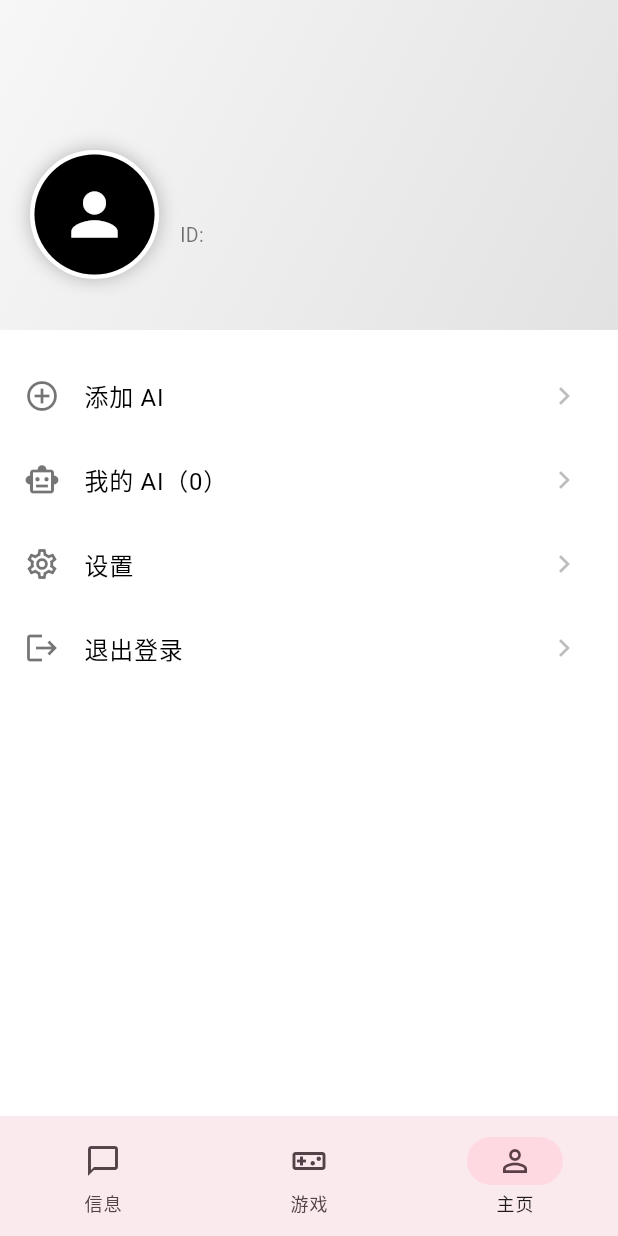
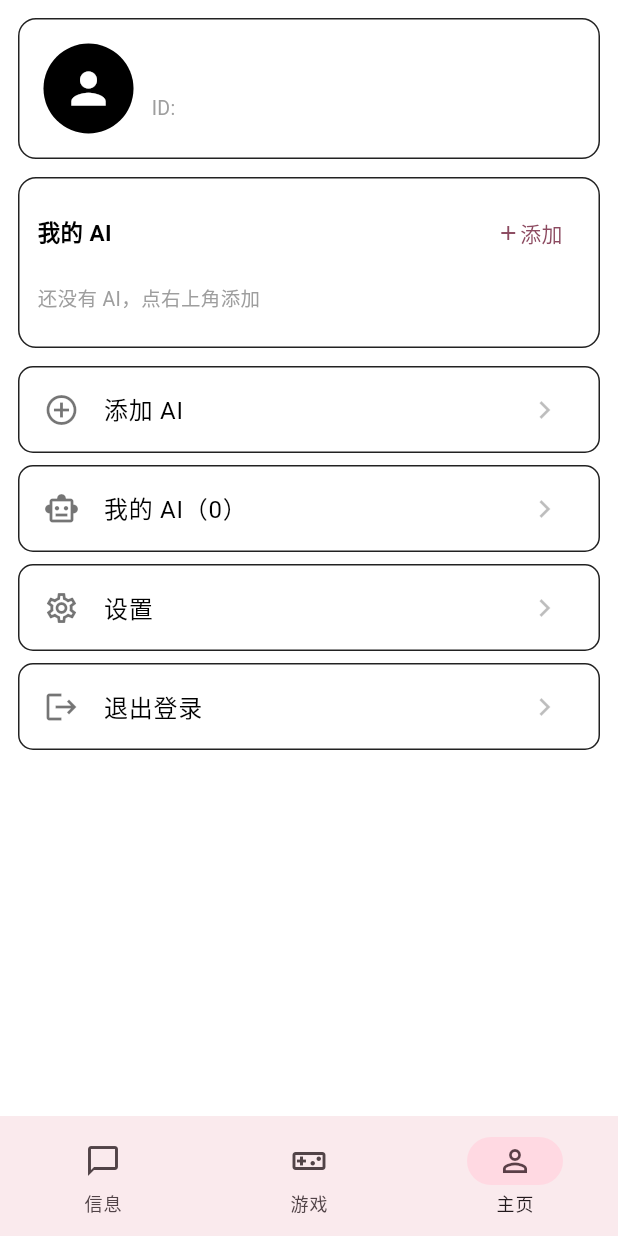
Before and after one commit to DAXIA-610/ai-platform-lite, a Flutter app: the HomePage screen opened directly, item 3 of the bottom bar chosen, on a phone screen of 412 x 824 dp. Run offline on Flutter 3.47's test engine with Material 3 defaults, Android fonts, the phone set to English and light mode, and no system bars; our stand-ins replace shared_preferences; accounts and stored records are empty.

Commit message:
主页白底黑边卡片化+列出AI,游戏厅卡片白底黑边

```diff
--- a/app/lib/game_hall_page.dart
+++ b/app/lib/game_hall_page.dart
@@ -197,8 +197,12 @@ class _GameHallTabState extends State<GameHallTab> {
 
   Widget _roomCard() {
     final st = _room!;
-    return Card(
-      margin: EdgeInsets.zero,
+    return Container(
+      decoration: BoxDecoration(
+        color: Colors.white,
+        border: Border.all(color: Colors.black87, width: 1),
+        borderRadius: BorderRadius.circular(12),
+      ),
       child: InkWell(
         onTap: _enterRoom,
         onLongPress: _onRoomLongPress,
@@ -225,8 +229,9 @@ class _GameHallTabState extends State<GameHallTab> {
   }
 
   Widget _gameCard(Map<String, dynamic> g) {
-    return Card(
+    return Container(
       margin: const EdgeInsets.only(bottom: 12),
+      decoration: BoxDecoration(color: Colors.white, border: Border.all(color: Colors.black87, width: 1), borderRadius: BorderRadius.circular(12)),
       child: ListTile(
         leading: CircleAvatar(backgroundColor: Colors.black, child: Icon(g['icon'], color: Colors.white)),
         title: Text(g['name'], style: const TextStyle(fontWeight: FontWeight.bold)),
--- a/app/lib/home_page.dart
+++ b/app/lib/home_page.dart
@@ -129,60 +129,46 @@ class _ProfileTab extends StatelessWidget {
   @override
   Widget build(BuildContext context) {
     return ListView(
-      padding: EdgeInsets.zero,
+      padding: const EdgeInsets.all(12),
       children: [
-        SizedBox(
-          height: 220,
-          child: Stack(
-            children: [
-              Positioned.fill(
-                child: Container(
-                  decoration: const BoxDecoration(
-                    gradient: LinearGradient(
-                      colors: [Color(0xFFF7F7F7), Color(0xFFE2E2E2)],
-                      begin: Alignment.topLeft,
-                      end: Alignment.bottomRight,
-                    ),
-                  ),
-                ),
-              ),
-              Positioned(
-                bottom: 34,
-                left: 20,
-                child: Row(
-                  crossAxisAlignment: CrossAxisAlignment.end,
-                  children: [
-                    Container(
-                      decoration: BoxDecoration(
-                        shape: BoxShape.circle,
-                        border: Border.all(color: Colors.white, width: 3),
-                        boxShadow: const [BoxShadow(color: Colors.black26, blurRadius: 10)],
-                      ),
-                      child: const CircleAvatar(
-                        radius: 40,
-                        backgroundColor: Colors.black,
-                        child: Icon(Icons.person, color: Colors.white, size: 46),
-                      ),
-                    ),
-                    const SizedBox(width: 14),
-                    Padding(
-                      padding: const EdgeInsets.only(bottom: 20),
-                      child: Column(
-                        crossAxisAlignment: CrossAxisAlignment.start,
-                        mainAxisSize: MainAxisSize.min,
-                        children: [
-                          Text(userName, style: const TextStyle(fontSize: 20, fontWeight: FontWeight.bold, color: Colors.black)),
-                          Text('ID: $userId', style: const TextStyle(color: Colors.black54, fontSize: 13)),
-                        ],
-                      ),
-                    ),
-                  ],
-                ),
-              ),
-            ],
-          ),
-        ),
-        const SizedBox(height: 16),
+        _card(context, Padding(
+          padding: const EdgeInsets.all(16),
+          child: Row(children: [
+            const CircleAvatar(radius: 30, backgroundColor: Colors.black, child: Icon(Icons.person, color: Colors.white, size: 34)),
+            const SizedBox(width: 12),
+            Expanded(child: Column(crossAxisAlignment: CrossAxisAlignment.start, children: [
+              Text(userName, style: const TextStyle(fontSize: 18, fontWeight: FontWeight.bold, color: Colors.black)),
+              Text('ID: $userId', style: const TextStyle(color: Colors.grey, fontSize: 13)),
+            ])),
+          ]),
+        )),
+        const SizedBox(height: 12),
+        _card(context, Padding(
+          padding: const EdgeInsets.all(12),
+          child: Column(crossAxisAlignment: CrossAxisAlignment.start, children: [
+            Row(children: [
+              const Text('我的 AI', style: TextStyle(fontWeight: FontWeight.bold, fontSize: 15, color: Colors.black)),
+              const Spacer(),
+              TextButton(onPressed: onAddAI, child: const Row(mainAxisSize: MainAxisSize.min, children: [Icon(Icons.add, size: 16), Text('添加')])),
+            ]),
+            if (ais.isEmpty)
+              const Padding(padding: EdgeInsets.symmetric(vertical: 10), child: Text('还没有 AI，点右上角添加', style: TextStyle(color: Colors.grey, fontSize: 13)))
+            else
+              SizedBox(height: 74, child: ListView.builder(
+                scrollDirection: Axis.horizontal,
+                itemCount: ais.length,
+                itemBuilder: (_, i) {
+                  final a = ais[i];
+                  return Padding(padding: const EdgeInsets.only(right: 14), child: Column(children: [
+                    CircleAvatar(radius: 22, backgroundColor: Colors.black, child: const Icon(Icons.smart_toy, color: Colors.white)),
+                    const SizedBox(height: 4),
+                    Text(a['name'] ?? '', style: const TextStyle(fontSize: 12)),
+                  ]));
+                },
+              )),
+          ]),
+        )),
+        const SizedBox(height: 12),
         _option(context, Icons.add_circle_outline, '添加 AI', onAddAI),
         _option(context, Icons.smart_toy_outlined, '我的 AI（${ais.length}）', () => _showAis(context)),
         _option(context, Icons.settings_outlined, '设置', () {}),
@@ -191,12 +177,24 @@ class _ProfileTab extends StatelessWidget {
     );
   }
 
+  Widget _card(BuildContext c, Widget child) {
+    return Container(
+      width: double.infinity,
+      decoration: BoxDecoration(color: Colors.white, border: Border.all(color: Colors.black87, width: 1), borderRadius: BorderRadius.circular(12)),
+      child: child,
+    );
+  }
+
   Widget _option(BuildContext c, IconData ic, String t, VoidCallback onTap) {
-    return ListTile(
-      leading: Icon(ic, color: Colors.black54),
-      title: Text(t, style: const TextStyle(color: Colors.black)),
-      trailing: const Icon(Icons.chevron_right, color: Colors.black26),
-      onTap: onTap,
+    return Container(
+      margin: const EdgeInsets.only(bottom: 8),
+      decoration: BoxDecoration(color: Colors.white, border: Border.all(color: Colors.black87, width: 1), borderRadius: BorderRadius.circular(10)),
+      child: ListTile(
+        leading: Icon(ic, color: Colors.black54),
+        title: Text(t, style: const TextStyle(color: Colors.black)),
+        trailing: const Icon(Icons.chevron_right, color: Colors.black26),
+        onTap: onTap,
+      ),
     );
   }
 
```
